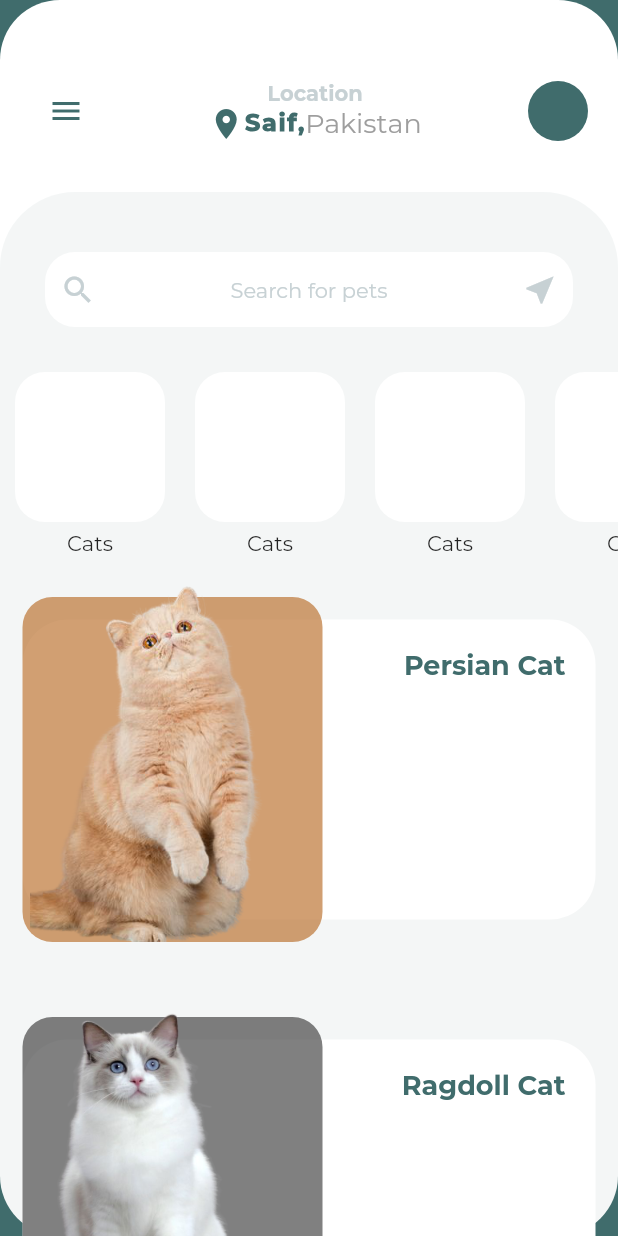
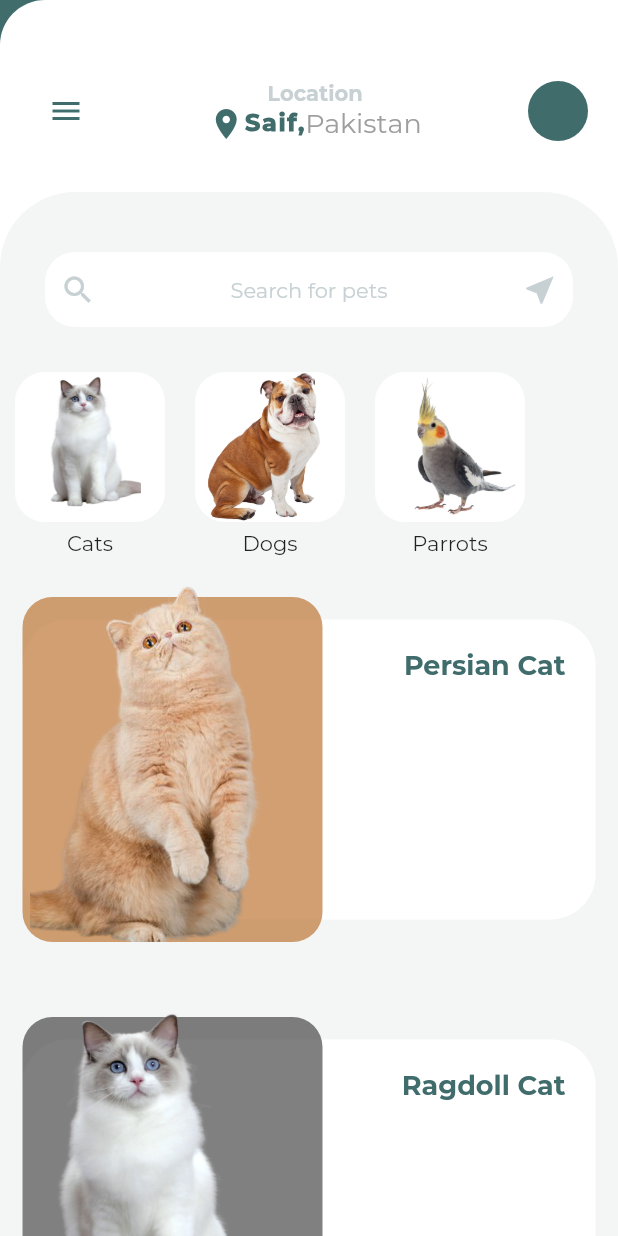
Before and after one commit to saif-15/Pet-Purchasing-App, a Flutter app: the screen it shows after launch, on a phone screen of 412 x 824 dp. Run offline on Flutter 3.47's test engine with Material 2 defaults, Android fonts, the phone set to English and light mode, and no system bars; project files that could hold a hidden picture were left out.

Commit message:
initial commit

```diff
--- a/lib/animated_drawer.dart
+++ b/lib/animated_drawer.dart
@@ -4,12 +4,12 @@ import 'package:flutter/rendering.dart';
 import 'package:pet_purchasing_app/colors.dart';
 import 'package:pet_purchasing_app/model/pet.dart';
 
-class AnimatedDrawer extends StatefulWidget {
+class HomePage extends StatefulWidget {
   @override
-  _AnimatedDrawerState createState() => _AnimatedDrawerState();
+  _HomePageState createState() => _HomePageState();
 }
 
-class _AnimatedDrawerState extends State<AnimatedDrawer> {
+class _HomePageState extends State<HomePage> {
   Offset points = Offset(0.0, 0.0);
   var _scaleFactor = 1.0;
   var isOpen = false;
@@ -24,7 +24,7 @@ class _AnimatedDrawerState extends State<AnimatedDrawer> {
         ..scale(_scaleFactor),
       decoration: BoxDecoration(
           color: Colors.white,
-          borderRadius: BorderRadius.all(Radius.circular(40.0))),
+          borderRadius: BorderRadius.only(topLeft: Radius.circular(30))),
       child: Container(
         child: Column(
           children: <Widget>[
@@ -124,9 +124,9 @@ class _AnimatedDrawerState extends State<AnimatedDrawer> {
                       height: 130.0,
                       child: ListView.builder(
                         scrollDirection: Axis.horizontal,
-                        itemCount: 10,
+                        itemCount: petTypes.length,
                         itemBuilder: (context, index) {
-                          return PetItems();
+                          return PetItems(type: petTypes[index],);
                         },
                       ),
                     ),
@@ -173,10 +173,9 @@ class _AnimatedDrawerState extends State<AnimatedDrawer> {
 }
 
 class PetItems extends StatelessWidget {
-  final String image;
-  final String title;
+  final PetType type;
 
-  PetItems({this.image, this.title});
+  PetItems({this.type});
   @override
   Widget build(BuildContext context) {
     return Container(
@@ -189,11 +188,12 @@ class PetItems extends StatelessWidget {
             decoration: BoxDecoration(
                 borderRadius: BorderRadius.all(Radius.circular(20.0)),
                 color: Colors.white),
+            child: Image.asset(type.asset),
           ),
           SizedBox(
             height: 5,
           ),
-          Text("Cats")
+          Text(type.title)
         ],
       ),
     );
--- a/lib/main.dart
+++ b/lib/main.dart
@@ -19,7 +19,7 @@ fontFamily: 'Montserrat'
         body: Stack(
           children: <Widget>[
             MyDrawer(),
-            AnimatedDrawer()
+            HomePage()
           ],
         ),
       ),
--- a/lib/model/pet.dart
+++ b/lib/model/pet.dart
@@ -6,12 +6,12 @@ class Pet {
   final String title;
   final String description;
   final Color color;
-  Pet({this.title, this.description, this.imageAsset,this.color});
+  Pet({this.title, this.description, this.imageAsset, this.color});
 }
 
-var listOfCats = [
+final List listOfCats = [
   Pet(
-    color: lightBrown,
+      color: lightBrown,
       title: "Persian Cat",
       description:
           "The Persian cat is a long-haired breed of cat characterized by its round face and short muzzle. It is also known as the Persian Longhair in the English-speaking countries. The first documented ancestors of the Persian were imported into Italy from Iran around 1620",
@@ -42,7 +42,7 @@ var listOfCats = [
       description:
           "A Savannah cat is a cross between a domestic cat and a serval, a medium-sized, large-eared wild African cat. The unusual cross became popular among breeders at the end of the 1990s, and in 2001 The International Cat Association (TICA) accepted it as a new registered breed."),
   Pet(
-    color: darkBrown,
+      color: darkBrown,
       title: "Bengal cat",
       imageAsset: "assets/cats/cat5.png",
       description:
@@ -55,3 +55,9 @@ class PetType {
 
   PetType({this.asset, this.title});
 }
+
+final List petTypes = [
+  PetType(title: "Cats", asset: "assets/cats/cat2.png"),
+  PetType(title: "Dogs", asset: "assets/dogs/dog3.png"),
+  PetType(title: "Parrots", asset: "assets/parrots/parrot2.png"),
+];
--- a/pubspec.yaml
+++ b/pubspec.yaml
@@ -58,6 +58,7 @@ flutter:
     - assets/dogs/
     - assets/parrots/
     - assets/
+
   #   - images/a_dot_ham.jpeg
 
   # An image asset can refer to one or more resolution-specific "variants", see
```
Also changed, not shown: assets/profile.jpeg.
